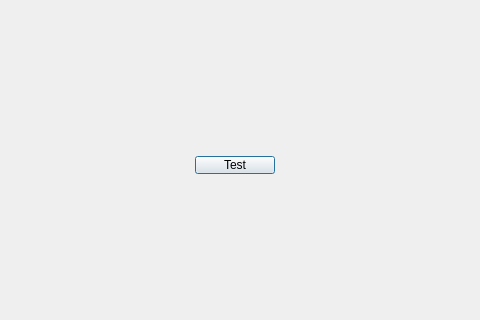
Qt form dialog.ui (sensSD/QtScrcpy) before a commit; both pictures show x 145 to 625 and y 124 to 444 of the 800 by 600 pixel window.
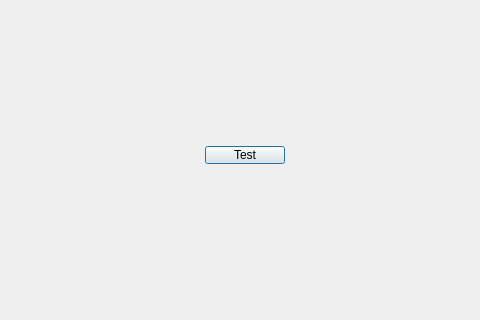
The same form after that commit.

The edit to the form file:
```diff
--- a/dialog.ui
+++ b/dialog.ui
@@ -16,8 +16,8 @@
   <widget class="QPushButton" name="TestButton">
    <property name="geometry">
     <rect>
-     <x>340</x>
-     <y>280</y>
+     <x>350</x>
+     <y>270</y>
      <width>80</width>
      <height>18</height>
     </rect>
```
